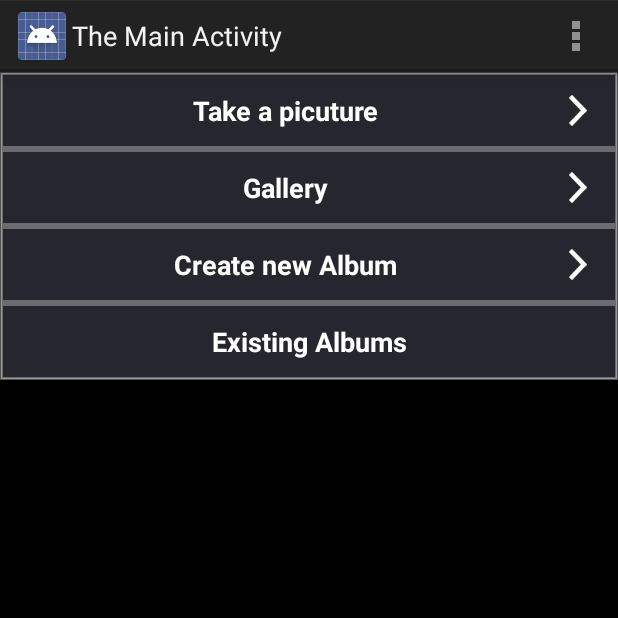
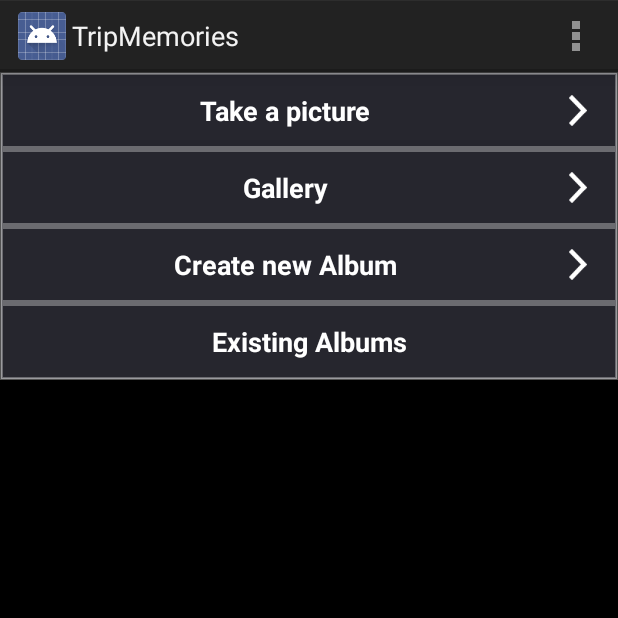
Before and after one commit to luciantoo/TripMemories, an Android app: the MainActivity screen opened directly, with no data from a screen before it, on a phone screen of 412 x 824 dp, the top half of it. Run offline under Robolectric (Android 15) with nearby library versions, the phone set to English and light mode, and no system bars.

```diff
--- a/app/src/main/AndroidManifest.xml
+++ b/app/src/main/AndroidManifest.xml
@@ -28,7 +28,7 @@
         </activity>
         <activity
             android:name="itec.code2smile.MainActivity"
-            android:label="The Main Activity" >
+            android:label="@string/app_name">
             <intent-filter>
                 <action android:name="android.intent.action.MAIN" />
                 <category android:name="android.intent.category.DEFAULT"/>
--- a/app/src/main/res/layout/activity_main.xml
+++ b/app/src/main/res/layout/activity_main.xml
@@ -3,14 +3,6 @@
                 android:layout_width="match_parent"
                 android:layout_height="match_parent"
                 android:background="#ff000000">
-
-    <FrameLayout xmlns:android="http://schemas.android.com/apk/res/android"
-                 xmlns:tools="http://schemas.android.com/tools"
-                 android:id="@+id/container"
-                 android:layout_width="match_parent"
-                 android:layout_height="match_parent"
-                 tools:context="itec.code2smile.MainActivity"
-                 tools:ignore="MergeRootFrame" />
 
     <LinearLayout android:layout_width="match_parent"
                   android:layout_height="wrap_content"
@@ -21,7 +13,7 @@
         <Button android:layout_width="match_parent"
                 android:layout_height="@dimen/items_height"
                 android:id="@+id/take_picture"
-                android:text="Take a picuture"
+                android:text="Take a picture"
                 android:textStyle="bold"
                 android:textColor="@color/settings_text_color"
                 android:textSize="@dimen/font_medium"
```
